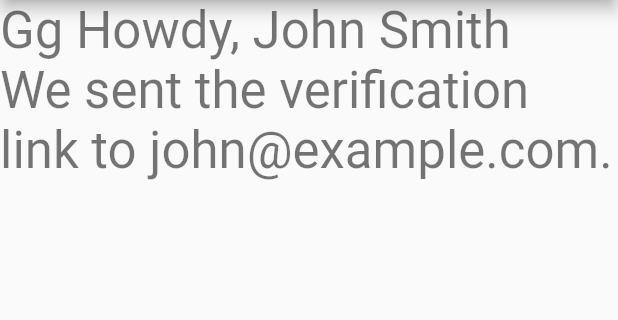
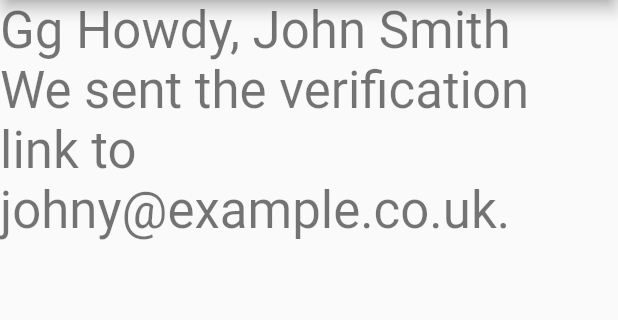
Before and after one commit to germanfica/flutter-basic-stock-management, a Flutter app: the screen it shows after launch, on a phone screen of 412 x 824 dp, the part 84-404 px from its top. Run offline on Flutter 3.47's test engine with Material 2 defaults, Android fonts, the phone set to English and light mode, and no system bars.

Commit message:
Serializing JSON inside model classes

```diff
--- a/lib/main.dart
+++ b/lib/main.dart
@@ -34,7 +34,10 @@ class _MyHomePageState extends State<MyHomePage> {
 
     // Put [] and then {"name": "John Smith", "email": "john@example.com"}
     //var user = json.decode('[{"name": "John Smith", "email": "john@example.com"}]');
-    Map<String, dynamic> user = json.decode('{"name": "John Smith", "email": "john@example.com"}');
+    //Map<String, dynamic> user = json.decode('{"name": "John Smith", "email": "john@example.com"}');
+    User myFirstUser = new User("John Smith", "johny@example.co.uk");
+    String myJson = json.encode(myFirstUser);
+    Map<String, dynamic> user = json.decode(myJson);
 
     return Scaffold(
         appBar: AppBar(
@@ -46,3 +49,20 @@ class _MyHomePageState extends State<MyHomePage> {
         ));
   }
 }
+
+class User {
+  final String name;
+  final String email;
+
+  User(this.name, this.email);
+
+  User.fromJson(Map<String, dynamic> json)
+      : name = json['name'],
+        email = json['email'];
+
+  Map<String, dynamic> toJson() =>
+    {
+      'name': name,
+      'email': email,
+    };
+}
```
